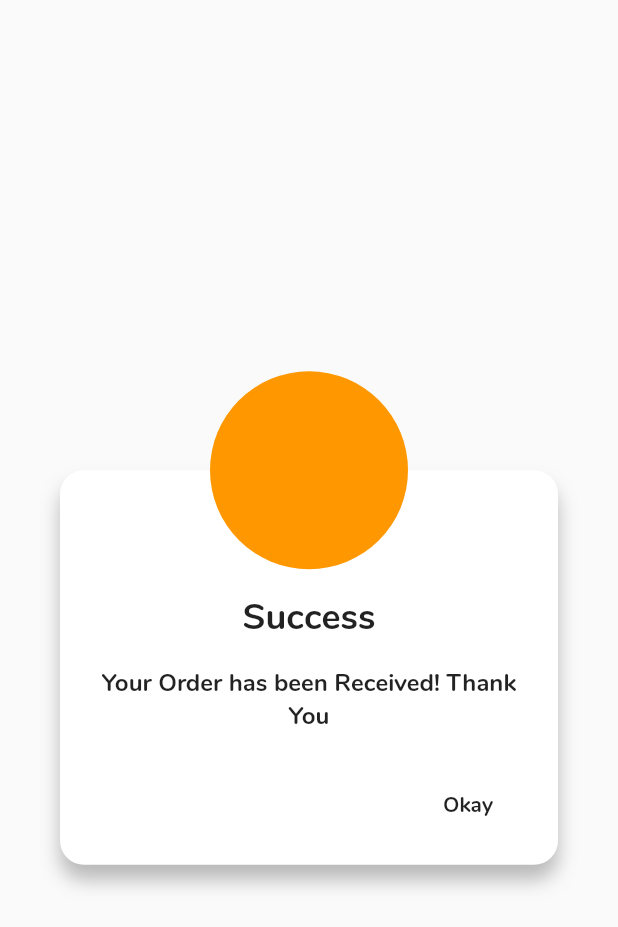
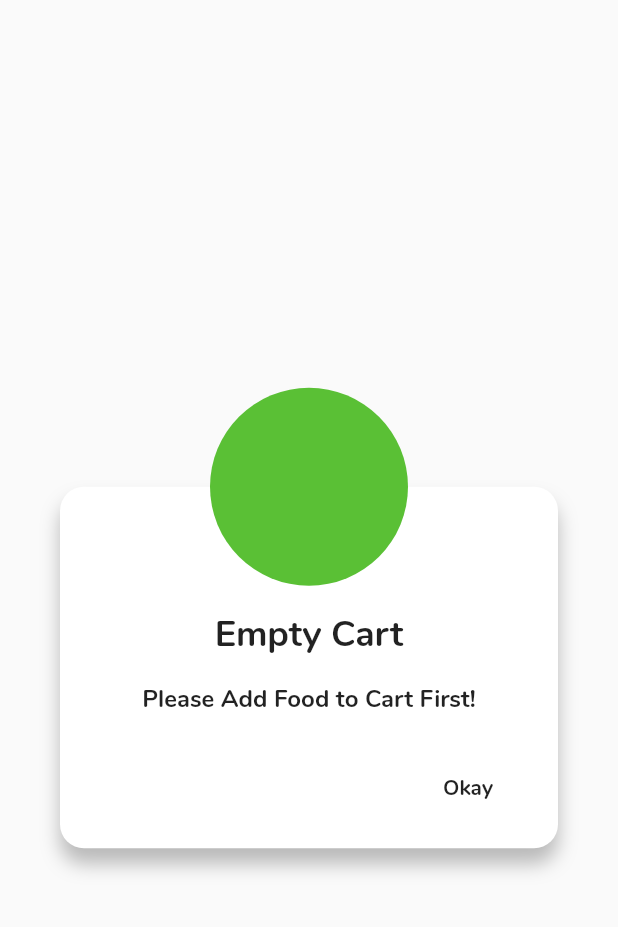
Before and after one commit to patrickhamzaokello/OfficialZodongoFoods, a Flutter app: the CustomDialog widget shown alone on an empty page, opened directly, on a phone screen of 412 x 824 dp. Shown: the top 927 px of the screen. Run offline on Flutter 3.47's test engine with Material 2 defaults, Android fonts, the phone set to English and light mode, and no system bars; our stand-ins replace cloud_firestore, firebase_core; missing offline and left inert: keyboard_visibility; accounts and stored records are empty; project files that could hold a hidden picture were left out.

Commit message:
cart fixed

```diff
--- a/lib/foodObject.dart
+++ b/lib/foodObject.dart
@@ -16,11 +16,11 @@ class Food {
 
   Map<String, dynamic> toMap() {
     return {
-      'foodid': foodid,
+      // 'foodid': foodid,
       'name': name,
       'price': price,
       'description': decription,
-      'imagepath': imagepath,
+      // 'imagepath': imagepath,
       'quantity': quantity
     };
   }
--- a/lib/mycart.dart
+++ b/lib/mycart.dart
@@ -40,7 +40,7 @@ class _CartState extends State<Cart> {
                   icon: Icon(Icons.arrow_back_ios),
                   color: Colors.white,
                   onPressed: () {
-                    Navigator.pop(context);
+                    Navigator.of(context).pop(_cart);
                   },
                 ),
                 Container(
@@ -154,8 +154,8 @@ class _CartState extends State<Cart> {
                               buttonText: "Okay",
                             ),
                           );
-                          // _cart.clear();
-                          Navigator.of(context).pop();
+                          _cart.clear();
+                          Navigator.of(context).pop(_cart);
                           // setState(() {});
                         }
                       } on SocketException catch (_) {
--- a/lib/popus/confirmation.dart
+++ b/lib/popus/confirmation.dart
@@ -83,7 +83,7 @@ class CustomDialog extends StatelessWidget {
           left: Consts.padding,
           right: Consts.padding,
           child: CircleAvatar(
-            backgroundColor: Color(0xFFFF9800),
+            backgroundColor: Color(0xFF5AC035),
             radius: Consts.avatarRadius,
           ),
         ),
```
Also changed, not shown: lib/Browse.dart (+20 -6 lines), lib/services/firestore_service.dart (+10 -1 lines).
